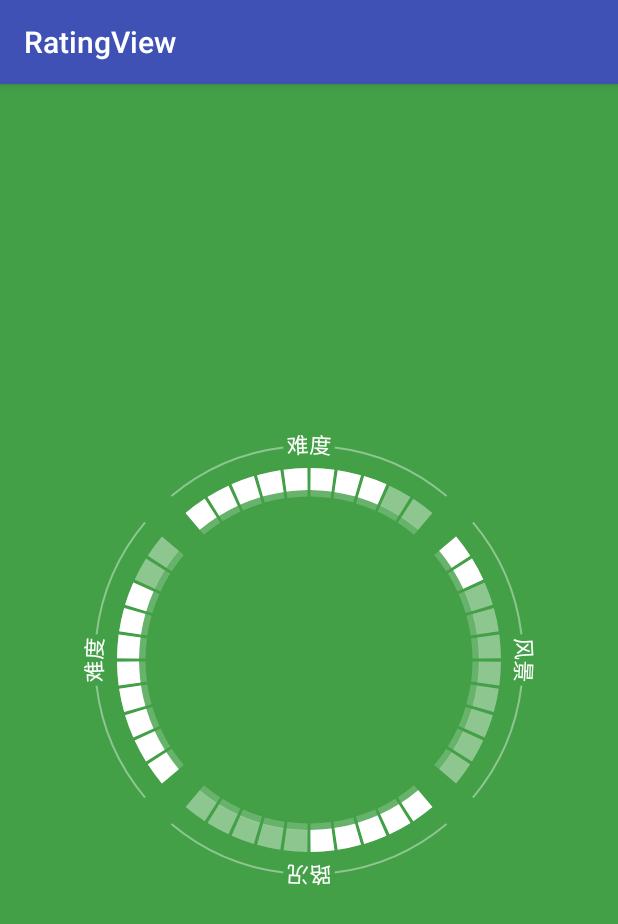
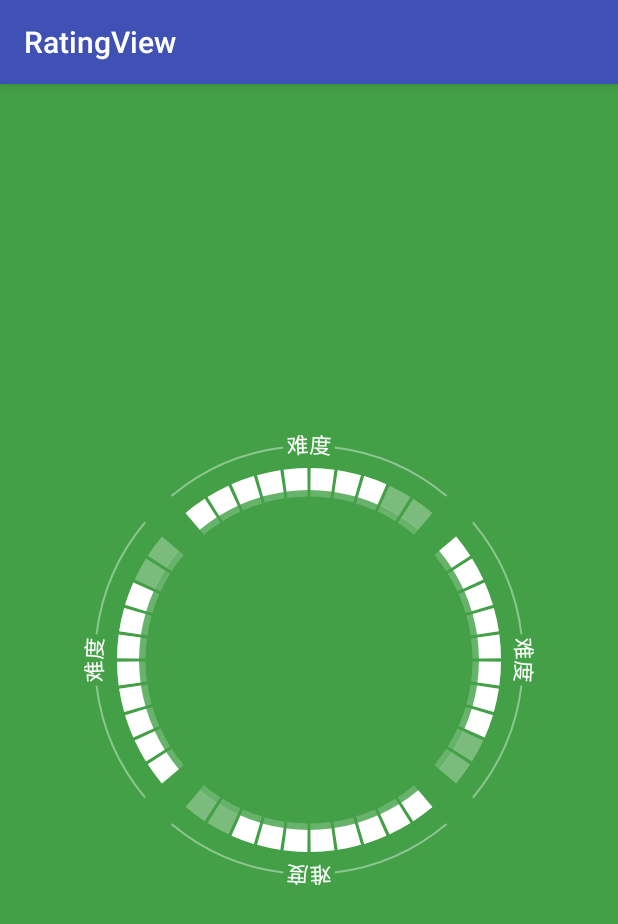
Before and after one commit to a396901990/RatingView, an Android app: the screen it shows after launch (MainActivity), on a phone screen of 412 x 824 dp. Shown: the top 924 px of the screen. Run offline under Robolectric (Android 15) with nearby library versions, the phone set to English and light mode, and no system bars.

Commit message:
almost finished

```diff
--- a/RatingView/app/src/main/java/com/deanguo/ratingview/MainActivity.java
+++ b/RatingView/app/src/main/java/com/deanguo/ratingview/MainActivity.java
@@ -1,5 +1,6 @@
 package com.deanguo.ratingview;
 
+import android.graphics.Color;
 import android.support.v7.app.AppCompatActivity;
 import android.os.Bundle;
 
@@ -11,11 +12,15 @@ public class MainActivity extends AppCompatActivity {
         setContentView(R.layout.activity_main);
 
         final RatingView view = (RatingView) this.findViewById(R.id.rating_view);
-        view.addRatingBar(new RatingBar(8, "难度"));
-        view.addRatingBar(new RatingBar(2, "风景"));
-        view.addRatingBar(new RatingBar(5, "路况"));
-        view.addRatingBar(new RatingBar(8, "难度"));
+        RatingBar bar1 = new RatingBar(8, "难度");
+        RatingBar bar2 = new RatingBar(8, "难度");
+        RatingBar bar3 = new RatingBar(8, "难度");
+        RatingBar bar4 = new RatingBar(8, "难度");
+
+        view.addRatingBar(bar1);
+        view.addRatingBar(bar2);
+        view.addRatingBar(bar3);
+        view.addRatingBar(bar4);
         view.show();
-
     }
 }
--- a/RatingView/app/src/main/java/com/deanguo/ratingview/RatingBar.java
+++ b/RatingView/app/src/main/java/com/deanguo/ratingview/RatingBar.java
@@ -14,15 +14,19 @@ import java.util.ArrayList;
  */
 public class RatingBar {
 
-    public static final int ITEM_OFFSET = 1;
+    private static final int ITEM_OFFSET = 1;
 
     private static final int SHADOW_ALPHA = (int) (255 * 0.2); // 20%
 
-    private static final int UN_RATING_ALPHA = (int) (255 * 0.4); // 40%
+    private static final int UN_RATING_ALPHA = (int) (255 * 0.3); // 30%
 
     private static final int RATING_ALPHA = (int) (255 * 1.0); // 100%
 
+    private static final int OUTLINE_ALPHA = (int) (255 * 0.4); // 40%
+
     private boolean isSingle = false;
+
+    private boolean isShowTitle = true;
 
     private int outlineWidth, ratingBarWidth, shadowWidth, textWidth;
 
@@ -37,22 +41,30 @@ public class RatingBar {
     private ArrayList<Rate> rates;
 
     private Paint ratedPaint, unRatedPaint, shadowPaint, outlinePaint;
-    private TextPaint textPaint;
+    private TextPaint titlePaint;
 
     private int mRadius;
 
-    private String mName;
+    private String mTitle;
 
     private int mCenterX, mCenterY;
 
     private RectF outlineOval, ratingOval, shadowOval;
 
-    public RatingBar(int curRate, String name) {
+    public RatingBar(int curRate, String title) {
         this.mCurRate = curRate;
-        this.mName = name;
+        this.mTitle = title;
+
+        outlinePaint = new Paint();
+        ratedPaint = new Paint();
+        unRatedPaint = new Paint();
+        shadowPaint = new Paint();
+        titlePaint = new TextPaint();
+        // set default color
+        setRatingBarColor(Color.WHITE);
     }
 
-    public void init() {
+    protected void init() {
         // in this order to init
         initRatingBar();
         initOval();
@@ -101,39 +113,29 @@ public class RatingBar {
 
     private void initPaint() {
 
-        outlinePaint = new Paint();
         outlinePaint.setAntiAlias(true);
         outlinePaint.setStyle(Paint.Style.STROKE);
-        outlinePaint.setColor(Color.WHITE);
         outlinePaint.setStrokeWidth(outlineWidth);
-        outlinePaint.setAlpha(UN_RATING_ALPHA);
+        outlinePaint.setAlpha(OUTLINE_ALPHA);
 
-        ratedPaint = new Paint();
         ratedPaint.setAntiAlias(true);
         ratedPaint.setStyle(Paint.Style.STROKE);
-        ratedPaint.setColor(Color.WHITE);
         ratedPaint.setStrokeWidth(ratingBarWidth);
         ratedPaint.setAlpha(RATING_ALPHA);
 
-        unRatedPaint = new Paint();
         unRatedPaint.setAntiAlias(true);
         unRatedPaint.setStyle(Paint.Style.STROKE);
-        unRatedPaint.setColor(Color.WHITE);
         unRatedPaint.setStrokeWidth(ratingBarWidth);
         unRatedPaint.setAlpha(UN_RATING_ALPHA);
 
-        shadowPaint = new Paint();
         shadowPaint.setAntiAlias(true);
         shadowPaint.setStyle(Paint.Style.STROKE);
         shadowPaint.setStrokeWidth(shadowWidth);
-        shadowPaint.setColor(Color.WHITE);
         shadowPaint.setAlpha(SHADOW_ALPHA);
 
-        textPaint = new TextPaint();
-        textPaint.setAntiAlias(true);
-        textPaint.setTextSize(textWidth);
-        textPaint.setColor(Color.WHITE);
-        textPaint.setAlpha(RATING_ALPHA);
+        titlePaint.setAntiAlias(true);
+        titlePaint.setTextSize(textWidth);
+        titlePaint.setAlpha(RATING_ALPHA);
     }
 
     private void initRatingBar() {
@@ -152,27 +154,31 @@ public class RatingBar {
         }
     }
 
-    public void drawUnRate(Canvas canvas) {
+    protected void drawUnRate(Canvas canvas) {
         for (Rate arc : rates) {
             arc.drawArc(canvas, ratingOval, unRatedPaint);
         }
     }
 
-    public void drawRate(Canvas canvas, int index) {
+    protected void drawRate(Canvas canvas, int index) {
+        if (index >= maxRate) {
+            return;
+        }
         Rate arc = rates.get(index);
         arc.drawArc(canvas, ratingOval, ratedPaint);
     }
 
-    public void drawShadow(Canvas canvas) {
+    protected void drawShadow(Canvas canvas) {
         for (Rate arc : rates) {
             arc.drawArc(canvas, shadowOval, shadowPaint);
         }
     }
 
-    public void drawName(Canvas canvas, int alpha) {
+    protected void drawTitle(Canvas canvas, int alpha) {
+        if (alpha > 0 && isShowTitle) {
             Path path = new Path();
             float circumference = (float) (Math.PI * (outlineOval.right - outlineOval.left));
-        float textAngle = (360 / circumference) * textPaint.measureText(getName());
+            float textAngle = (360 / circumference) * titlePaint.measureText(getTitle());
 
             float startAngle = mStartAngle + mSweepAngle / 2 - textAngle / 2;
 
@@ -183,24 +189,30 @@ public class RatingBar {
                 path.addArc(outlineOval, startAngle, mSweepAngle);
             }
 
-        textPaint.setAlpha(alpha);
-        canvas.drawTextOnPath(mName, path, 0 , textWidth / 3 , textPaint);
+            titlePaint.setAlpha(alpha);
+            canvas.drawTextOnPath(mTitle, path, 0, textWidth / 3, titlePaint);
+        }
     }
 
-    public void drawOutLine(Canvas canvas) {
+    protected void drawOutLine(Canvas canvas) {
 
         float circumference = (float) (Math.PI * (outlineOval.right - outlineOval.left));
-        float textAngle = (360 / circumference) * textPaint.measureText(getName());
+        float textAngle = (360 / circumference) * titlePaint.measureText(getTitle());
 
         float sweepAngle = (mSweepAngle - textAngle - 1 - 1) / 2;
+
+        if (isShowTitle) {
             // text left
             float leftStartAngle = mStartAngle;
             canvas.drawArc(outlineOval, leftStartAngle, sweepAngle, false, outlinePaint);
             // text right
             float rightStartAngle = mStartAngle + mSweepAngle - sweepAngle;
             canvas.drawArc(outlineOval, rightStartAngle, sweepAngle, false, outlinePaint);
+        } else {
+            canvas.drawArc(outlineOval, mStartAngle, mSweepAngle, false, outlinePaint);
+        }
 
-        // canvas.drawArc(outlineOval, mStartAngle, mSweepAngle, false, outlinePaint);
+
     }
 
     public void setMaxRate(int maxRate) {
@@ -215,36 +227,64 @@ public class RatingBar {
         return mCurRate;
     }
 
-    public void setStartAngle(float mStartAngle) {
+    protected void setStartAngle(float mStartAngle) {
         this.mStartAngle = mStartAngle;
     }
 
-    public void setSweepAngle(float mSweepAngle) {
+    protected void setSweepAngle(float mSweepAngle) {
         this.mSweepAngle = mSweepAngle;
     }
 
-    public void setCenterX(int mCenterX) {
+    protected void setCenterX(int mCenterX) {
         this.mCenterX = mCenterX;
     }
 
-    public void setCenterY(int mCenterY) {
+    protected void setCenterY(int mCenterY) {
         this.mCenterY = mCenterY;
     }
 
-    public void setIsSingle(boolean isSingle) {
+    protected void setIsSingle(boolean isSingle) {
         this.isSingle = isSingle;
     }
 
-    public void setName(String mName) {
-        this.mName = mName;
+    public void setTitle(String title) {
+        this.mTitle = title;
     }
 
-    public String getName() {
-        return mName;
+    public String getTitle() {
+        return mTitle;
     }
 
-    public void setProgressColor() {
+    public void setRatedColor(int color) {
+        ratedPaint.setColor(color);
+    }
 
+    public void setUnRatedColor(int color) {
+        unRatedPaint.setColor(color);
+    }
+
+    public void setTitleColor(int color) {
+        titlePaint.setColor(color);
+    }
+
+    public void setOutlineColor(int color) {
+        outlinePaint.setColor(color);
+    }
+
+    public void setShadowColor(int color) {
+        shadowPaint.setColor(color);
+    }
+
+    public void isShowTitle(boolean isShow) {
+        isShowTitle = isShow;
+    }
+
+    public void setRatingBarColor(int color) {
+        ratedPaint.setColor(color);
+        unRatedPaint.setColor(color);
+        titlePaint.setColor(color);
+        outlinePaint.setColor(color);
+        shadowPaint.setColor(color);
     }
 
     /**
--- a/RatingView/app/src/main/java/com/deanguo/ratingview/RatingView.java
+++ b/RatingView/app/src/main/java/com/deanguo/ratingview/RatingView.java
@@ -3,20 +3,31 @@ package com.deanguo.ratingview;
 import android.animation.Animator;
 import android.animation.ValueAnimator;
 import android.content.Context;
+import android.content.res.TypedArray;
 import android.graphics.Canvas;
 import android.util.AttributeSet;
+import android.util.Log;
 import android.view.View;
 import android.view.animation.AccelerateInterpolator;
 import android.view.animation.LinearInterpolator;
+import android.widget.FrameLayout;
 
 import java.util.ArrayList;
 
 /**
  * Created by DeanGuo on 12/22/15.
  */
-public class RatingView extends View {
+public class RatingView extends FrameLayout {
 
-    boolean isShow = false;
+    // style attr
+    private int mRatedColor, mUnratedColor, mTitleColor, mOutlineColor, mDefaultColor;
+
+    private boolean isShowTitle = true;
+
+    private int mRatingMax;
+
+
+    private boolean isShow = false;
 
     private static final int STROKE_OFFSET = 10;
 
@@ -34,7 +45,7 @@ public class RatingView extends View {
 
     private ArrayList<RatingBar> mRatingBars;
 
-    private ValueAnimator rotateAnimator, ratingAnimator,  textAnimator;
+    private ValueAnimator rotateAnimator, ratingAnimator, titleAnimator;
 
     public RatingView(Context context) {
         super(context);
@@ -43,6 +54,21 @@ public class RatingView extends View {
     public RatingView(Context context, AttributeSet attrs) {
         super(context, attrs);
 
+        // call onDraw in ViewGroup
+        setWillNotDraw(false);
+
+        //load styled attributes.
+        final TypedArray attributes = context.getTheme().obtainStyledAttributes(attrs, R.styleable.RatingView, 0, 0);
+
+        mRatedColor = attributes.getColor(R.styleable.RatingView_rating_rated_color, 0);
+        mUnratedColor = attributes.getColor(R.styleable.RatingView_rating_unrated_color, 0);
+        mTitleColor = attributes.getColor(R.styleable.RatingView_rating_title_color, 0);
+        mOutlineColor = attributes.getColor(R.styleable.RatingView_rating_outline_color, 0);
+        mDefaultColor = attributes.getColor(R.styleable.RatingView_rating_default_color, 0);
+        isShowTitle = attributes.getBoolean(R.styleable.RatingView_rating_title_visible, true);
+        mRatingMax = attributes.getInt(R.styleable.RatingView_rating_max, 0);
+        attributes.recycle();
+
         mRatingBars = new ArrayList<>();
         initRotatingAnimation();
         initRatingAnimation();
@@ -50,16 +76,16 @@ public class RatingView extends View {
     }
 
     private void initTextAnimation() {
-        textAnimator = ValueAnimator.ofInt(0, 255);
-        textAnimator.addUpdateListener(new ValueAnimator.AnimatorUpdateListener() {
+        titleAnimator = ValueAnimator.ofInt(0, 255);
+        titleAnimator.addUpdateListener(new ValueAnimator.AnimatorUpdateListener() {
             @Override
             public void onAnimationUpdate(ValueAnimator animation) {
                 textAlpha = (int) animation.getAnimatedValue();
                 invalidate();
             }
         });
-        textAnimator.setDuration(TEXT_ANIMATION_DURATION);
-        textAnimator.setInterpolator(new AccelerateInterpolator());
+        titleAnimator.setDuration(TEXT_ANIMATION_DURATION);
+        titleAnimator.setInterpolator(new AccelerateInterpolator());
     }
 
     public void initRotatingAnimation() {
@@ -82,7 +108,7 @@ public class RatingView extends View {
 
             @Override
             public void onAnimationEnd(Animator animation) {
-                textAnimator.start();
+                titleAnimator.start();
                 ratingAnimator.start();
             }
 
@@ -151,7 +177,7 @@ public class RatingView extends View {
             }
 
             for (RatingBar ratingBar : mRatingBars) {
-                ratingBar.drawName(canvas, textAlpha);
+                ratingBar.drawTitle(canvas, textAlpha);
             }
         }
     }
@@ -174,6 +200,54 @@ public class RatingView extends View {
         isShow = true;
     }
 
+    int mWidth, mHeight;
+    @Override
+    protected void onMeasure(int widthMeasureSpec, int heightMeasureSpec) {
+         //super.onMeasure(widthMeasureSpec,heightMeasureSpec);
+        int width = MeasureSpec.getSize(widthMeasureSpec);
+        int height = MeasureSpec.getSize(heightMeasureSpec);
+
+        mWidth = width > height ? height : width;
+        mHeight = width > height ? height : width;
+//        mWidth = width;
+//        mHeight = height;
+//        for (int i = 0; i < getChildCount(); i++) {
+//            View child = getChildAt(i);
+//            // 调用子View的measure方法并传入之前计算好的值进行测量
+//            int h = child.getHeight();
+//            int w = child.getWidth();
+//            Log.e("","");
+//        }
+
+        for (int i = 0; i < getChildCount(); i++) {
+            View child = getChildAt(i);
+            int childWidth = MeasureSpec.makeMeasureSpec((int) (mWidth * 0.5), MeasureSpec.EXACTLY);
+            int childHeight = MeasureSpec.makeMeasureSpec((int) (mHeight * 0.5), MeasureSpec.EXACTLY);
+            child.measure(childWidth, childHeight);
+        }
+
+        Log.e("mWidth",mWidth+"");
+        Log.e("mHeight",mHeight+"");
+        setMeasuredDimension(mWidth, mHeight);
+    }
+
+    @Override
+    protected void onLayout(boolean changed, int l, int t, int r, int b) {
+        for (int i = 0; i < getChildCount(); i++) {
+            View child = getChildAt(i);
+
+            // 得到子View的宽高，
+            int width = child.getMeasuredWidth();
+            int height = child.getMeasuredHeight();
+
+            int left = mWidth / 2 - width /2 ;
+            int right = left + width;
+            int top = mHeight / 2 - height / 2;
+            int bottom = top + height;
+            child.layout(left, top, right, bottom);
+        }
+    }
+
     private void initRatingBar() {
 
         int dividePart = mRatingBars.size();
@@ -185,8 +259,9 @@ public class RatingView extends View {
         for (int i = 0; i < dividePart; i++) {
             float startAngle = i * (sweepAngle + STROKE_OFFSET) - rotateOffset;
             RatingBar ratingBar = mRatingBars.get(i);
-            // only show one rating bar
+
             if (dividePart == 1) {
+                // only show one rating bar
                 ratingBar.setIsSingle(true);
             }
             ratingBar.setCenterX(mCenterX);
@@ -194,7 +269,36 @@ public class RatingView extends View {
             ratingBar.setStartAngle(startAngle);
             ratingBar.setSweepAngle(sweepAngle);
             ratingBar.init();
+
+            // style attr
+            ratingBar.isShowTitle(isShowTitle);
+            if (mDefaultColor != 0) {
+                ratingBar.setRatingBarColor(mDefaultColor);
+            }
+            if (mTitleColor != 0) {
+                ratingBar.setTitleColor(mTitleColor);
+            }
+            if (mRatedColor != 0) {
+                ratingBar.setRatedColor(mRatedColor);
+            }
+            if (mUnratedColor != 0) {
+                ratingBar.setUnRatedColor(mUnratedColor);
+            }
+            if (mOutlineColor != 0) {
+                ratingBar.setOutlineColor(mOutlineColor);
+            }
+            if (mRatingMax != 0) {
+                ratingBar.setMaxRate(mRatingMax);
+            }
         }
 
     }
+
+    public void isShowTitle(boolean isShowTitle) {
+        this.isShowTitle = isShowTitle;
+    }
+
+    public void setDefaultColor(int color) {
+        this.mDefaultColor = color;
+    }
 }
--- a/RatingView/app/src/main/res/layout/activity_main.xml
+++ b/RatingView/app/src/main/res/layout/activity_main.xml
@@ -8,8 +8,27 @@
 
     <com.deanguo.ratingview.RatingView
         android:id="@+id/rating_view"
-        android:layout_centerInParent="true"
         android:layout_width="300dp"
         android:layout_height="300dp"
-        />
+        android:layout_centerInParent="true">
+
+        <LinearLayout
+            android:visibility="gone"
+            android:background="#2223fa"
+            android:layout_width="200dp"
+            android:layout_height="200dp"
+            android:layout_gravity="left"
+            />
+</com.deanguo.ratingview.RatingView>
+    <!--<com.deanguo.ratingview.RatingView-->
+    <!--xmlns:app="http://schemas.android.com/apk/res-auto"-->
+    <!--android:id="@+id/rating_view"-->
+    <!--android:layout_centerInParent="true"-->
+    <!--android:layout_width="300dp"-->
+    <!--android:layout_height="300dp"-->
+    <!--app:rating_title_visible="true"-->
+    <!--app:rating_max="5"-->
+    <!--app:rating_rated_color="#999999"-->
+    <!--app:rating_outline_color="@color/colorPrimaryDark"-->
+    <!--/>-->
 </RelativeLayout>
```
Also changed, not shown: RatingView/app/src/main/java/com/deanguo/ratingview/RatingViewTest.java (deleted, +0 -188 lines), RatingView/app/src/main/res/values/attrs.xml (+6 -23 lines). Lines whose indentation alone changed are shown as unchanged.
